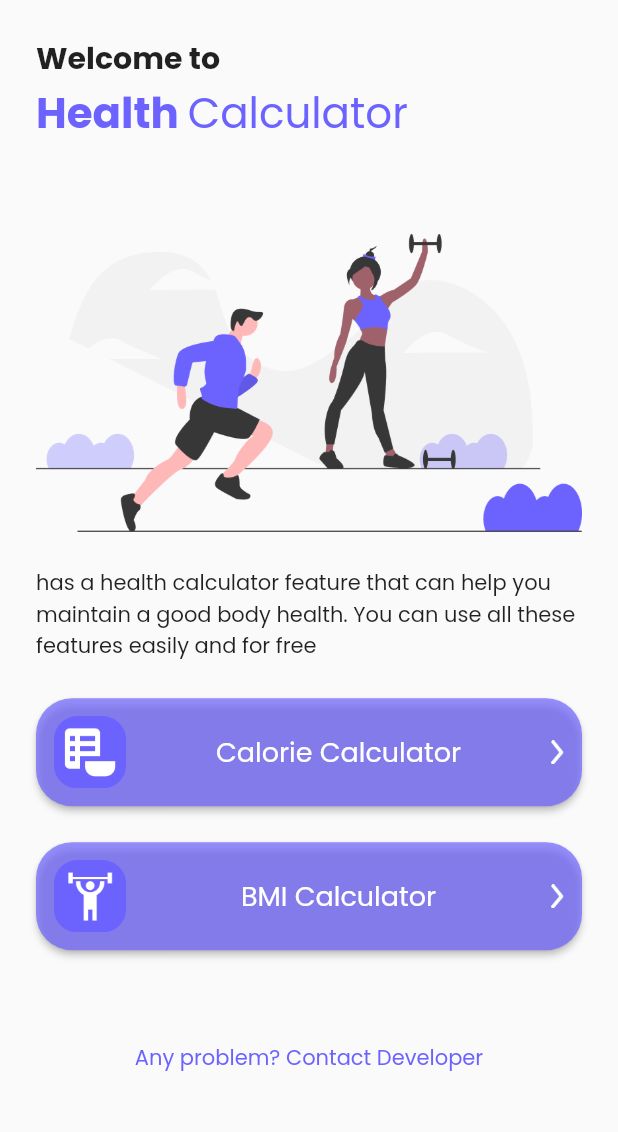
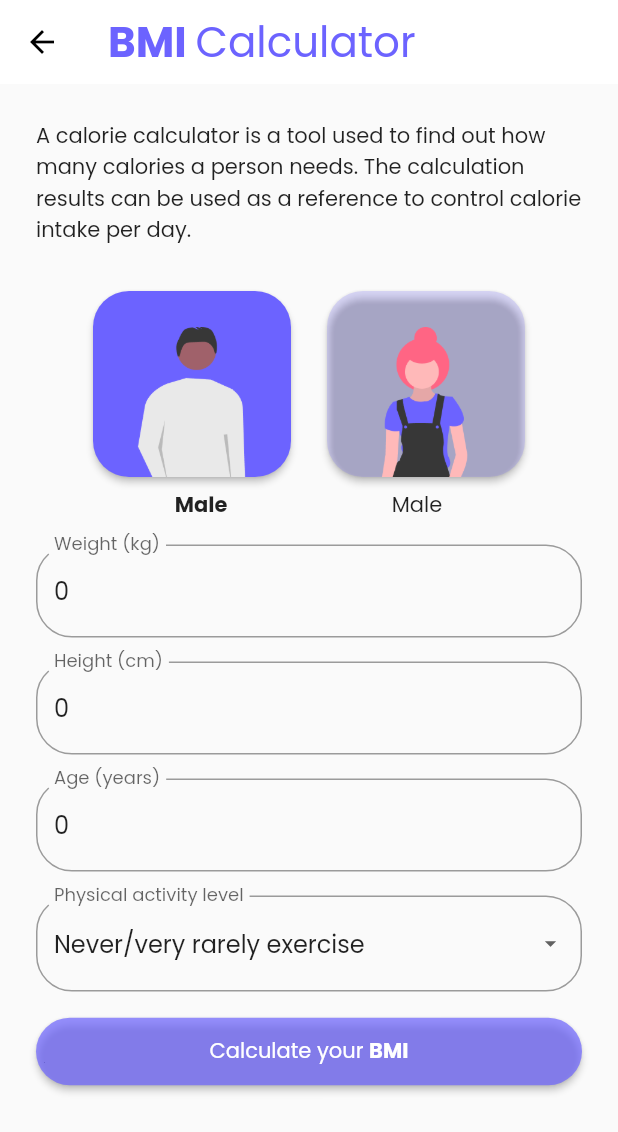
Before and after one commit to yysrll/flutter_health_calculator, a Flutter app: the screen it shows after launch, after a tap on "BMI Calculator", on a phone screen of 412 x 824 dp. Shown: the top 1132 px of the screen. Run offline on Flutter 3.47's test engine with Material 2 defaults, Android fonts, the phone set to English and light mode, and no system bars.

Commit message:
calculator screen

```diff
--- /dev/null
+++ b/lib/calculator_screen.dart
@@ -0,0 +1,226 @@
+import 'package:flutter/material.dart';
+import 'package:flutter/widgets.dart';
+
+var primaryColor = Color(0xFF6C63FF);
+var secondaryColor = Color(0x336C63FF);
+var primaryButtonColor = Color(0xB36C63FF);
+
+class CalculatorScreen extends StatelessWidget {
+  @override
+  Widget build(BuildContext context) {
+    return Scaffold(
+      appBar: AppBar(
+          backgroundColor: Colors.white,
+          iconTheme: IconThemeData(color: Colors.black),
+          elevation: 0,
+          title: Row(
+            children: <Widget>[
+              Text(
+                'BMI ',
+                style: TextStyle(
+                    fontSize: 28.0,
+                    fontWeight: FontWeight.bold,
+                    color: primaryColor),
+              ),
+              Text(
+                'Calculator ',
+                style: TextStyle(fontSize: 28.0, color: primaryColor),
+              ),
+            ],
+          )),
+      body: SafeArea(
+        child: SingleChildScrollView(
+          child: Padding(
+            padding: const EdgeInsets.all(24.0),
+            child: Column(
+              crossAxisAlignment: CrossAxisAlignment.stretch,
+              children: <Widget>[
+                Padding(
+                  padding: const EdgeInsets.only(bottom: 30.0),
+                  child: Text(
+                      'A calorie calculator is a tool used to find out how many calories a person needs. The calculation results can be used as a reference to control calorie intake per day.'),
+                ),
+                Row(
+                  mainAxisAlignment: MainAxisAlignment.center,
+                  children: <Widget>[
+                    Column(
+                      children: [
+                        Container(
+                          margin: EdgeInsets.only(right: 12.0),
+                          child: ElevatedButton(
+                              onPressed: () {},
+                              style: ElevatedButton.styleFrom(
+                                  primary: primaryColor,
+                                  shape: RoundedRectangleBorder(
+                                      borderRadius:
+                                          BorderRadius.circular(24.0))),
+                              child: Padding(
+                                padding: const EdgeInsets.only(top: 24.0),
+                                child: Image.asset(
+                                  'images/ic_man.png',
+                                  height: 100.0,
+                                ),
+                              )),
+                        ),
+                        Padding(
+                            padding: const EdgeInsets.all(8.0),
+                            child: Text(
+                              'Male',
+                              style: TextStyle(
+                                fontWeight: FontWeight.bold,
+                              ),
+                            ))
+                      ],
+                    ),
+                    Column(
+                      children: [
+                        Container(
+                          margin: EdgeInsets.only(left: 12.0),
+                          child: ElevatedButton(
+                              onPressed: () {},
+                              style: ElevatedButton.styleFrom(
+                                  primary: secondaryColor,
+                                  shape: RoundedRectangleBorder(
+                                      borderRadius:
+                                          BorderRadius.circular(24.0))),
+                              child: Padding(
+                                padding: const EdgeInsets.only(top: 24.0),
+                                child: Image.asset(
+                                  'images/ic_woman.png',
+                                  height: 100.0,
+                                ),
+                              )),
+                        ),
+                        Padding(
+                            padding: const EdgeInsets.all(8.0),
+                            child: Text(
+                              'Male',
+                              style: TextStyle(
+                                fontWeight: FontWeight.normal,
+                              ),
+                            ))
+                      ],
+                    ),
+                  ],
+                ),
+                Padding(
+                  padding: const EdgeInsets.symmetric(vertical: 8.0),
+                  child: TextFormField(
+                    initialValue: '0',
+                    decoration: InputDecoration(
+                        labelText: 'Weight (kg)',
+                        border: OutlineInputBorder(
+                            borderRadius:
+                                BorderRadius.all(Radius.circular(24.0)))),
+                  ),
+                ),
+                Padding(
+                  padding: const EdgeInsets.symmetric(vertical: 8.0),
+                  child: TextFormField(
+                    initialValue: '0',
+                    decoration: InputDecoration(
+                        labelText: 'Height (cm)',
+                        border: OutlineInputBorder(
+                            borderRadius:
+                                BorderRadius.all(Radius.circular(24.0)))),
+                  ),
+                ),
+                Padding(
+                  padding: const EdgeInsets.symmetric(vertical: 8.0),
+                  child: TextFormField(
+                    initialValue: '0',
+                    decoration: InputDecoration(
+                        labelText: 'Age (years)',
+                        border: OutlineInputBorder(
+                            borderRadius:
+                                BorderRadius.all(Radius.circular(24.0)))),
+                  ),
+                ),
+                Padding(
+                  padding: const EdgeInsets.symmetric(vertical: 8.0),
+                  child: DropdownWidget(),
+                ),
+                Padding(
+                    padding: EdgeInsets.symmetric(vertical: 8.0),
+                    child: ElevatedButton(
+                        onPressed: () {},
+                        style: ElevatedButton.styleFrom(
+                            primary: primaryButtonColor,
+                            padding: EdgeInsets.all(12.0),
+                            shape: RoundedRectangleBorder(
+                                borderRadius: BorderRadius.circular(24.0))),
+                        child: Row(
+                          mainAxisAlignment: MainAxisAlignment.center,
+                          children: <Widget>[
+                            Text(
+                              'Calculate your ',
+                            ),
+                            Text(
+                              'BMI',
+                              style: TextStyle(
+                                fontWeight: FontWeight.bold,
+                              ),
+                            )
+                          ],
+                        )))
+              ],
+            ),
+          ),
+        ),
+      ),
+    );
+  }
+}
+
+class DropdownWidget extends StatefulWidget {
+  const DropdownWidget({Key? key}) : super(key: key);
+
+  @override
+  State<DropdownWidget> createState() => _DropdownWidgetState();
+}
+
+/// This is the private State class that goes with DropdownWidget.
+class _DropdownWidgetState extends State<DropdownWidget> {
+  String dropdownValue = '1';
+
+  @override
+  Widget build(BuildContext context) {
+    return DropdownButtonFormField<String>(
+        isExpanded: true,
+        value: dropdownValue,
+        icon: const Icon(Icons.arrow_drop_down),
+        iconSize: 18.0,
+        // style: TextStyle(fontSize: 16.0),
+        decoration: InputDecoration(
+            labelText: 'Physical activity level',
+            border: OutlineInputBorder(
+                borderRadius: BorderRadius.all(Radius.circular(24.0)))),
+        onChanged: (String? newValue) {
+          setState(() {
+            dropdownValue = newValue!;
+          });
+        },
+        items: [
+          DropdownMenuItem<String>(
+            child: Text('Never/very rarely exercise'),
+            value: '1',
+          ),
+          DropdownMenuItem<String>(
+            child: Text('Infrequent exercise (1-3 days a week)'),
+            value: '2',
+          ),
+          DropdownMenuItem<String>(
+            child: Text('Exercising frequently (3-5 days a week)'),
+            value: '3',
+          ),
+          DropdownMenuItem<String>(
+            child: Text('Exercise frequently (6-7 days a week)'),
+            value: '4',
+          ),
+          DropdownMenuItem<String>(
+            child: Text('Very often do sports or do physical work everyday'),
+            value: '5',
+          ),
+        ]);
+  }
+}
--- a/lib/home_screen.dart
+++ b/lib/home_screen.dart
@@ -1,5 +1,6 @@
 import 'package:flutter/material.dart';
 import 'package:flutter/widgets.dart';
+import 'package:kalkulator_sehat/calculator_screen.dart';
 
 var primaryColor = Color(0xFF6C63FF);
 var primaryButtonColor = Color(0xB36C63FF);
@@ -81,7 +82,11 @@ class HomeScreen extends StatelessWidget {
             Container(
               padding: EdgeInsets.only(right: 24.0, left: 24.0, bottom: 24.0),
               child: ElevatedButton(
-                onPressed: () {},
+                onPressed: () {
+                  Navigator.push(context, MaterialPageRoute(builder: (context) {
+                    return CalculatorScreen();
+                  }));
+                },
                 style: ElevatedButton.styleFrom(
                     primary: primaryButtonColor,
                     padding: EdgeInsets.all(12.0),
```
Also changed, not shown: images/ic_man.png (added), images/ic_woman.png (added).
